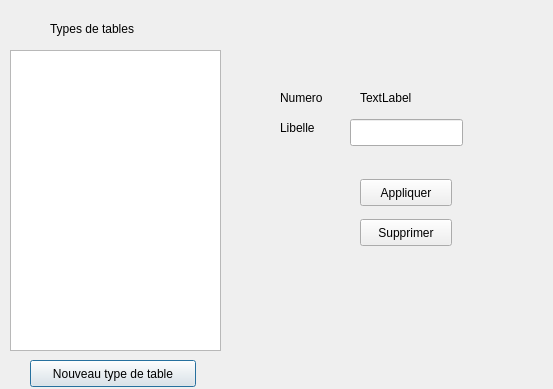
Old version of the form chrysalide/gerertypestables.ui in the repository chrysalideProject/chrysalideProject.
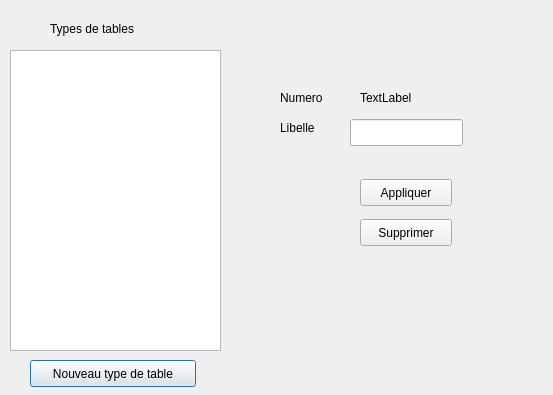
New version of the form.

Diff of the .ui file:
```diff
--- a/chrysalide/gerertypestables.ui
+++ b/chrysalide/gerertypestables.ui
@@ -7,7 +7,7 @@
     <x>0</x>
     <y>0</y>
     <width>553</width>
-    <height>389</height>
+    <height>395</height>
    </rect>
   </property>
   <property name="windowTitle">
```
Left out of the diff: 2 changed lines with no effect on the pictures.
